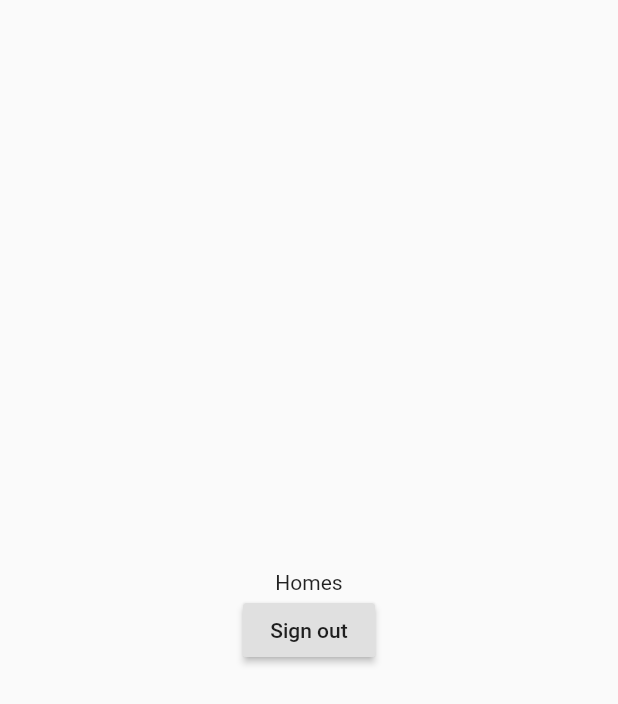
After one commit to Hcastro1515/TuTiempo, a Flutter app: the HomePage screen opened directly, on a phone screen of 412 x 824 dp. The commit adds this screen. Shown: the top 704 px of the screen. Run offline on Flutter 3.47's test engine with Material 2 defaults, Android fonts, the phone set to English and light mode, and no system bars; our stand-ins replace cloud_firestore, firebase_auth, firebase_core, get; accounts and stored records are empty.

Commit message:
First commit

```diff
--- a/lib/models/user_model.dart
+++ b/lib/models/user_model.dart
@@ -6,8 +6,8 @@ class UserModel {
   UserModel({this.id, this.email, this.name});
 
   UserModel.fromDocumentSnapshot({DocumentSnapshot documentSnapshot}) {
-    id = documentSnapshot.documentID;
-    name = documentSnapshot["name"];
-    email = documentSnapshot["email"];
+    id = documentSnapshot.id;
+    name = documentSnapshot.get("name");
+    email = documentSnapshot.get("email");
   }
 }
--- /dev/null
+++ b/lib/screens/home.dart
@@ -0,0 +1,26 @@
+import 'package:flutter/material.dart';
+import 'package:get/get.dart';
+
+import '../controllers/auth_controller.dart';
+
+class HomePage extends GetWidget<AuthController> {
+  @override
+  Widget build(BuildContext context) {
+    return Scaffold(
+      body: Center(
+        child: Column(
+          mainAxisAlignment: MainAxisAlignment.center,
+          children: [
+            Text("Homes"),
+            RaisedButton(
+              child: Text("Sign out"),
+              onPressed: (){
+                controller.signOut();
+              },
+            )
+          ],
+        ),
+      ),
+    );
+  }
+}
--- a/lib/screens/sign_up.dart
+++ b/lib/screens/sign_up.dart
@@ -11,6 +11,9 @@ class SingUp extends GetWidget<AuthController> {
   Widget build(BuildContext context) {
     return SafeArea(
       child: Scaffold(
+        appBar: AppBar(
+          title: Text("Sign in"),
+        ),
         body: Padding(
           padding: const EdgeInsets.symmetric(horizontal: 25.0),
           child: Column(
--- a/pubspec.yaml
+++ b/pubspec.yaml
@@ -24,9 +24,8 @@ dependencies:
   flutter:
     sdk: flutter
   get: ^3.4.6
-  firebase_auth: ^0.16.1
-  google_sign_in: ^4.5.1
-  cloud_firestore:
+  firebase_auth: ^0.18.0
+  cloud_firestore: ^0.14.0
 
 
   # The following adds the Cupertino Icons font to your application.
```
Also changed, not shown: lib/controllers/auth_controller.dart (+12 -13 lines), lib/main.dart (+7 -4 lines), lib/services/database.dart (+5 -5 lines), lib/utils/root.dart (added, +25 -0 lines), pubspec.lock, 1 other file.
